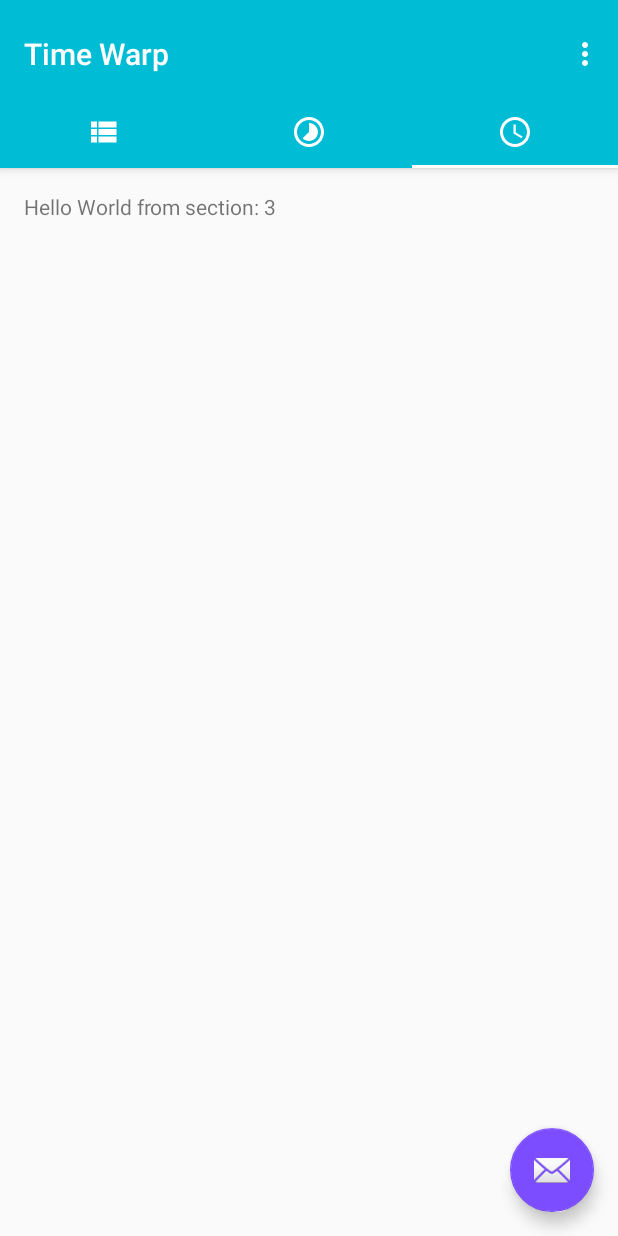
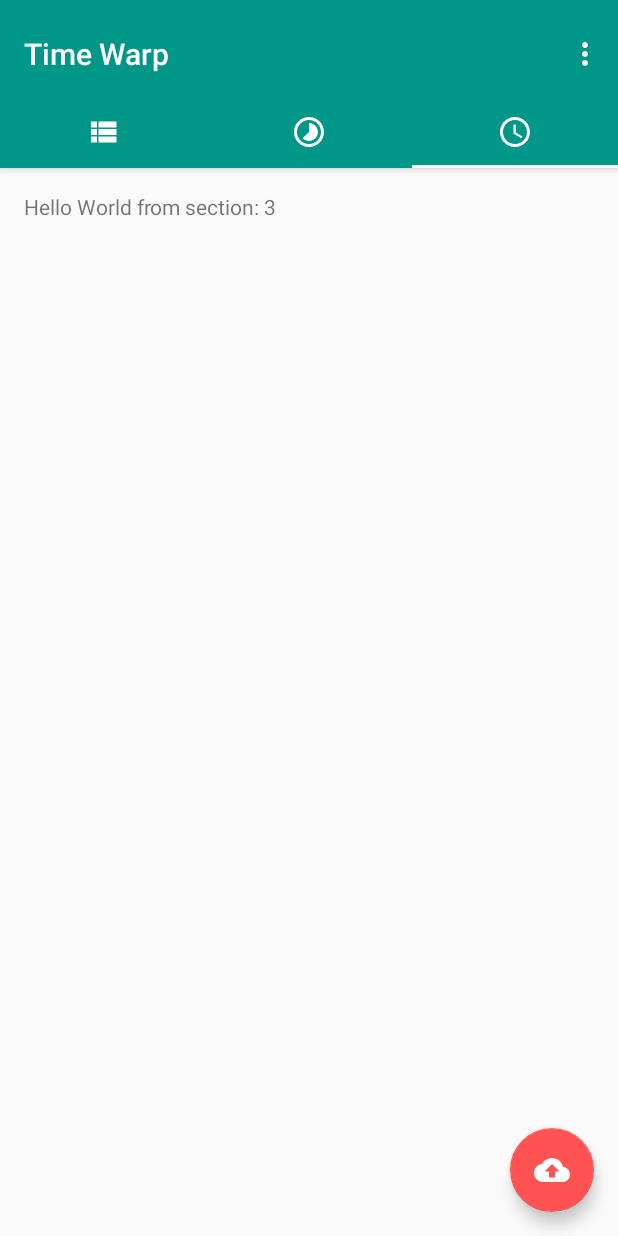
Before and after one commit to offvanHooijdonk/hackathon-time-warp, an Android app: the screen it shows after launch (MainActivity), tab 3 chosen, on a phone screen of 412 x 824 dp. Run offline under Robolectric (Android 15) with nearby library versions, the phone set to English and light mode, and no system bars; 2 statements that could not run were skipped.

Commit message:
Some assets and animations added

```diff
--- a/app/src/main/java/by/epam/hackathon/timewarp/ui/MainActivity.kt
+++ b/app/src/main/java/by/epam/hackathon/timewarp/ui/MainActivity.kt
@@ -1,6 +1,9 @@
 package by.epam.hackathon.timewarp.ui
 
+import android.animation.ObjectAnimator
+import android.content.Context
 import android.os.Bundle
+import android.os.Handler
 import android.support.design.widget.Snackbar
 import android.support.design.widget.TabLayout
 import android.support.v4.app.Fragment
@@ -16,6 +19,12 @@ class MainActivity : AppCompatActivity() {
 
     private var mSectionsPagerAdapter: SectionsPagerAdapter? = null
 
+    companion object {
+        val TAB_INDEX_LIST = 0
+        val TAB_INDEX_TIME_CONTROL = 1
+        val TAB_INDEX_REPORT = 2
+    }
+
     override fun onCreate(savedInstanceState: Bundle?) {
         super.onCreate(savedInstanceState)
         setContentView(R.layout.activity_main)
@@ -27,6 +36,8 @@ class MainActivity : AppCompatActivity() {
 
         container.addOnPageChangeListener(TabLayout.TabLayoutOnPageChangeListener(tabs))
         tabs.addOnTabSelectedListener(TabLayout.ViewPagerOnTabSelectedListener(container))
+
+        tabs.addOnTabSelectedListener(TabSelectionListener(this))
 
         fab.setOnClickListener { view ->
             Snackbar.make(view, "Replace with your own action", Snackbar.LENGTH_LONG)
@@ -56,19 +67,58 @@ class MainActivity : AppCompatActivity() {
         override fun getItem(position: Int): Fragment {
 
             return when (position) {
-                1 -> {
+                TAB_INDEX_TIME_CONTROL -> {
                     TimeControlFragment.newInstance()
-                } else -> {
+                }
+                else -> {
                     PlaceholderFragment.newInstance(position + 1)
                 }
             }
         }
 
         override fun getCount(): Int {
-            return 3
+            return tabs.tabCount
         }
     }
 
+    private inner class TabSelectionListener(val ctx: Context) : TabLayout.OnTabSelectedListener {
+
+        override fun onTabSelected(tab: TabLayout.Tab?) {
+            fab.rotation = 0f
+            when (tab?.position) {
+                TAB_INDEX_TIME_CONTROL -> {
+                    fab.hide()
+                }
+                TAB_INDEX_LIST -> {
+                    if (fab.visibility == View.VISIBLE) {
+                        rotateButton(0f, -90f, R.drawable.ic_add_24)
+                    } else {
+                        fab.setImageResource(R.drawable.ic_add_24)
+                        fab.show()
+                    }
+                }
+                TAB_INDEX_REPORT -> {
+                    if (fab.visibility == View.VISIBLE) {
+                        rotateButton(-90f, 0f, R.drawable.ic_cloud_upload_24)
+                    } else {
+                        fab.setImageResource(R.drawable.ic_cloud_upload_24)
+                        fab.show()
+                    }
+                }
+            }
+        }
+
+        private fun rotateButton(angleFrom: Float, angleTo: Float, imgNewRes: Int) {
+            ObjectAnimator.ofFloat(fab, "rotation", angleFrom, angleTo).setDuration(200).start();
+            Handler().postDelayed({ fab.setImageResource(imgNewRes) }, 100);
+        }
+
+        override fun onTabReselected(tab: TabLayout.Tab?) {}
+
+        override fun onTabUnselected(tab: TabLayout.Tab?) {}
+    }
+
+    @Deprecated("To be removed")
     class PlaceholderFragment : Fragment() {
 
         override fun onCreateView(inflater: LayoutInflater, container: ViewGroup?,
--- /dev/null
+++ b/app/src/main/res/drawable/ic_add_24.xml
@@ -0,0 +1,9 @@
+<vector xmlns:android="http://schemas.android.com/apk/res/android"
+        android:width="24dp"
+        android:height="24dp"
+        android:viewportWidth="24.0"
+        android:viewportHeight="24.0">
+    <path
+        android:fillColor="#FF000000"
+        android:pathData="M19,13h-6v6h-2v-6H5v-2h6V5h2v6h6v2z"/>
+</vector>
--- /dev/null
+++ b/app/src/main/res/drawable/ic_cloud_upload_24.xml
@@ -0,0 +1,9 @@
+<vector xmlns:android="http://schemas.android.com/apk/res/android"
+        android:width="24dp"
+        android:height="24dp"
+        android:viewportWidth="24.0"
+        android:viewportHeight="24.0">
+    <path
+        android:fillColor="#FF000000"
+        android:pathData="M19.35,10.04C18.67,6.59 15.64,4 12,4 9.11,4 6.6,5.64 5.35,8.04 2.34,8.36 0,10.91 0,14c0,3.31 2.69,6 6,6h13c2.76,0 5,-2.24 5,-5 0,-2.64 -2.05,-4.78 -4.65,-4.96zM14,13v4h-4v-4H7l5,-5 5,5h-3z"/>
+</vector>
--- a/app/src/main/res/layout/activity_main.xml
+++ b/app/src/main/res/layout/activity_main.xml
@@ -67,6 +67,7 @@
         android:layout_gravity="end|bottom"
         android:layout_margin="@dimen/fab_margin"
         app:fabSize="normal"
-        app:srcCompat="@android:drawable/ic_dialog_email" />
+        android:tint="@color/md_white_1000"
+        app:srcCompat="@drawable/ic_add_24" />
 
 </android.support.design.widget.CoordinatorLayout>
--- a/app/src/main/res/values/colors.xml
+++ b/app/src/main/res/values/colors.xml
@@ -1,7 +1,7 @@
 <?xml version="1.0" encoding="utf-8"?>
 <resources>
-    <color name="colorPrimary">@color/md_cyan_500</color>
-    <color name="colorPrimaryDark">@color/md_cyan_700</color>
-    <color name="colorAccent">@color/md_deep_purple_A200</color>
+    <color name="colorPrimary">@color/md_teal_500</color>
+    <color name="colorPrimaryDark">@color/md_teal_700</color>
+    <color name="colorAccent">@color/md_red_A200</color>
     <color name="transparent">#00000000</color>
 </resources>
```
Also changed, not shown: app/src/main/res/drawable/ic_cloud_download_24.xml (added, +9 -0 lines).
